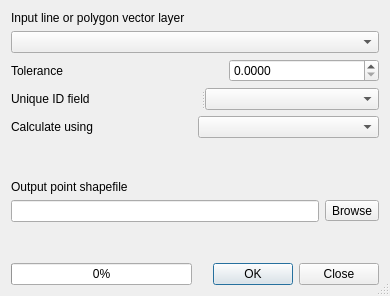
kadas-albireo/kadas-albireo, file python/plugins/fTools/tools/frmGeometry.ui: the form before one commit.
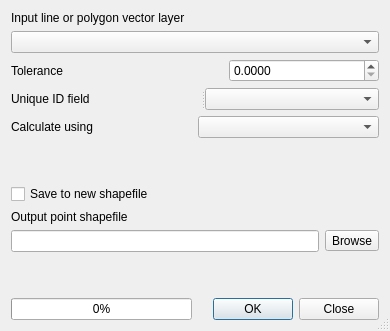
The form after the commit.

Commit message: fTools: option to select create new shape or update existing layer when exporting geometry column

Diff of the .ui file:
```diff
--- a/python/plugins/fTools/tools/frmGeometry.ui
+++ b/python/plugins/fTools/tools/frmGeometry.ui
@@ -10,7 +10,7 @@
     <x>0</x>
     <y>0</y>
     <width>390</width>
-    <height>296</height>
+    <height>331</height>
    </rect>
   </property>
   <property name="windowTitle">
@@ -63,7 +63,14 @@
    <item row="5" column="0" colspan="2">
     <layout class="QVBoxLayout">
      <item>
-      <widget class="QLabel" name="label_2">
+      <widget class="QCheckBox" name="chkWriteShapefile">
+       <property name="text">
+        <string>Save to new shapefile</string>
+       </property>
+      </widget>
+     </item>
+     <item>
+      <widget class="QLabel" name="lblOutputShapefile">
        <property name="text">
         <string>Output point shapefile</string>
        </property>
```
The commit also changes 1 other file.
